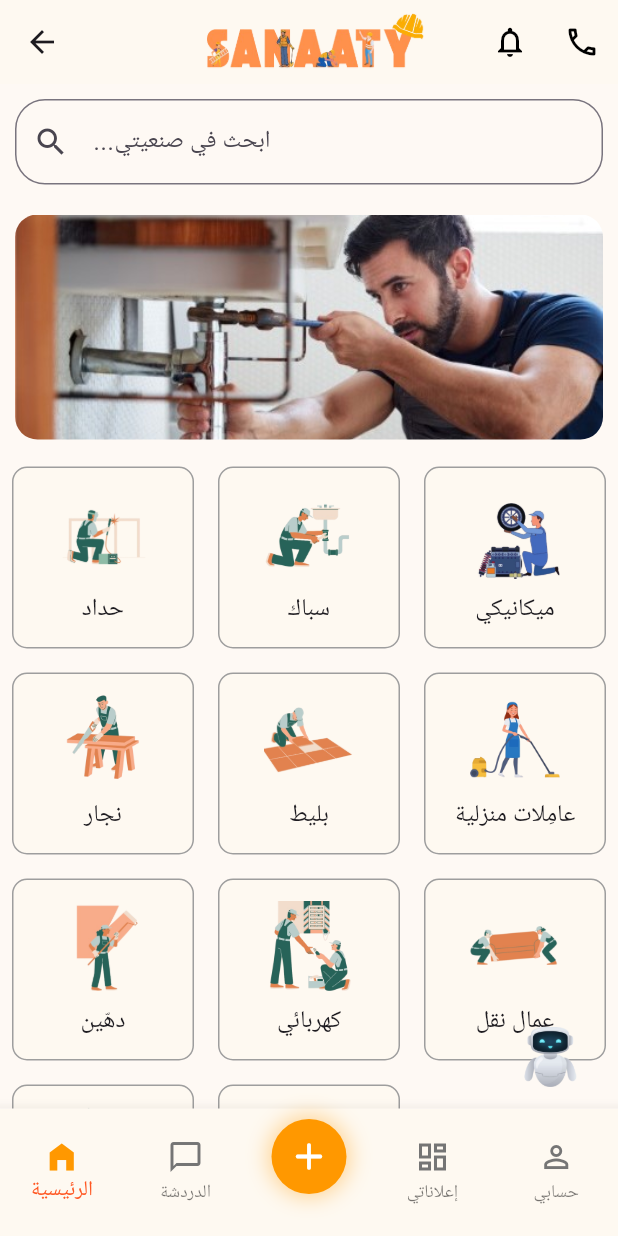
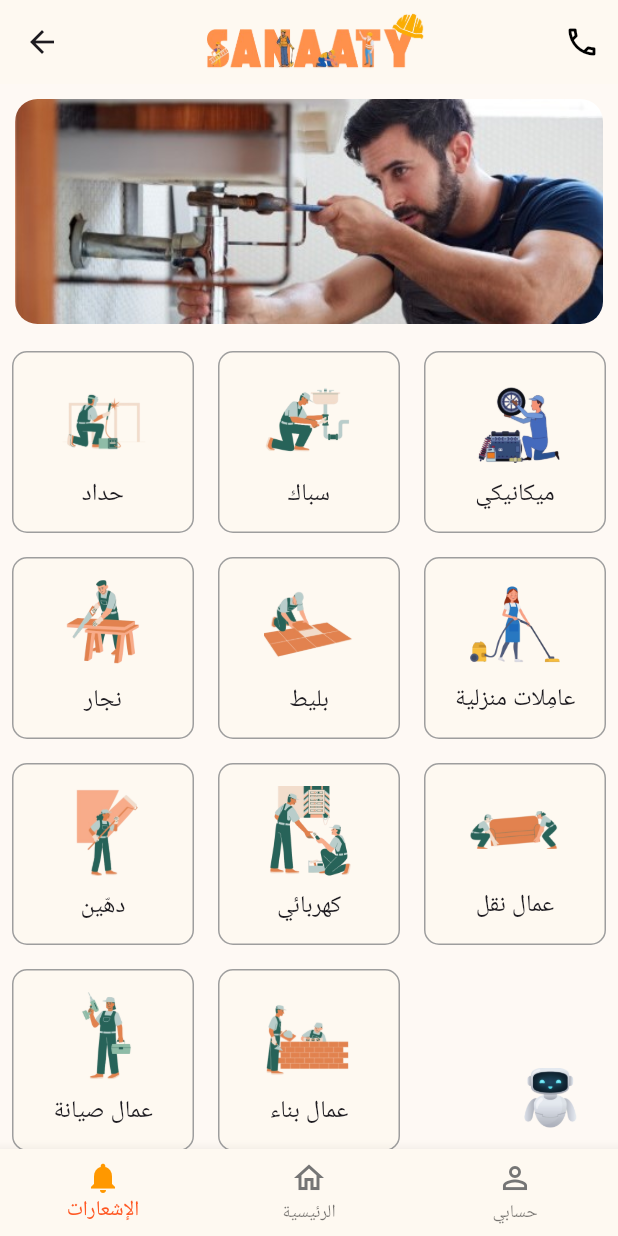
Before and after one commit to raghadyaseen/gradle_test, a Flutter app: the HomeScreen screen opened directly, on a phone screen of 412 x 824 dp. Run offline on Flutter 3.47's test engine with Material 3 defaults, Android fonts, the phone set to English and light mode, and no system bars; our stand-ins replace font_awesome_flutter.

Commit message:
my project 27/2 1:20AM

```diff
--- a/lib/main.dart
+++ b/lib/main.dart
@@ -17,3 +17,4 @@ class MyApp extends StatelessWidget {
     );
   }
 }
+//
--- a/lib/screens/forgot_password_screen.dart
+++ b/lib/screens/forgot_password_screen.dart
@@ -16,6 +16,7 @@ class _ForgotPasswordState extends State<ForgotPassword> {
         elevation: 0,
         title: const Text(
           "Forgot Password",
+          //
           style: TextStyle(
             fontSize: 20,
             fontWeight: FontWeight.bold,
--- a/lib/screens/home_screen.dart
+++ b/lib/screens/home_screen.dart
@@ -57,10 +57,6 @@ class HomeScreen extends StatelessWidget {
         centerTitle: true,
         actions: [
           IconButton(
-            icon: Icon(Icons.notifications_outlined, color: Colors.black),
-            onPressed: () {},
-          ),
-          IconButton(
             icon: Icon(Icons.call_outlined, color: Colors.black),
             onPressed: () {},
           ),
@@ -70,26 +66,13 @@ class HomeScreen extends StatelessWidget {
         color: backgroundColor,
         child: Column(
           children: [
-            // Search Bar
-            Padding(
-              padding: EdgeInsets.all(10),
-              child: TextField(
-                decoration: InputDecoration(
-                  hintText: '...ابحث في صنعيتي',
-                  prefixIcon: Icon(Icons.search),
-                  border: OutlineInputBorder(
-                    borderRadius: BorderRadius.circular(20),
-                  ),
-                ),
-              ),
-            ),
+            // Banner Section with Carousel
+            BannerCarousel(banners: banners),
             // Expanded content with scrolling
             Expanded(
               child: SingleChildScrollView(
                 child: Column(
                   children: [
-                    // Banner Section with Carousel
-                    BannerCarousel(banners: banners),
                     // Categories Section
                     GridView.builder(
                       shrinkWrap: true,
@@ -134,64 +117,15 @@ class HomeScreen extends StatelessWidget {
         unselectedItemColor: Colors.black54,
         items: [
           BottomNavigationBarItem(
+            icon:
+                Icon(Icons.notifications_outlined, color: Colors.grey.shade600),
+            activeIcon: Icon(Icons.notifications, color: Colors.orange),
+            label: 'الإشعارات',
+          ),
+          BottomNavigationBarItem(
             icon: Icon(Icons.home_outlined, color: Colors.grey.shade600),
             activeIcon: Icon(Icons.home_filled, color: Colors.orange),
             label: 'الرئيسية',
-          ),
-          BottomNavigationBarItem(
-            icon: Icon(Icons.chat_bubble_outline, color: Colors.grey.shade600),
-            activeIcon: Icon(Icons.chat_bubble, color: Color(0xFF0084FF)),
-            label: 'الدردشة',
-          ),
-          BottomNavigationBarItem(
-            icon: Container(
-              padding: const EdgeInsets.all(10),
-              decoration: BoxDecoration(
-                color: Colors.orange,
-                shape: BoxShape.circle,
-                boxShadow: [
-                  BoxShadow(
-                    color: Colors.orange.withOpacity(0.4),
-                    blurRadius: 12,
-                    spreadRadius: 2,
-                  ),
-                ],
-              ),
-              child:
-                  const Icon(Icons.add_rounded, color: Colors.white, size: 30),
-            ),
-            label: '',
-          ),
-          BottomNavigationBarItem(
-            icon: Icon(Icons.dashboard_outlined, color: Colors.grey.shade600),
-            activeIcon: Stack(
-              children: [
-                const Icon(Icons.dashboard_rounded, color: Colors.orange),
-                Positioned(
-                  top: 0,
-                  left: 0,
-                  child: Icon(Icons.square, color: Colors.blue, size: 10),
-                ),
-                Positioned(
-                  top: 0,
-                  right: 0,
-                  child:
-                      const Icon(Icons.square, color: Colors.orange, size: 10),
-                ),
-                Positioned(
-                  bottom: 0,
-                  left: 0,
-                  child:
-                      const Icon(Icons.square, color: Colors.purple, size: 10),
-                ),
-                Positioned(
-                  bottom: 0,
-                  right: 0,
-                  child: Icon(Icons.square, color: Colors.red, size: 10),
-                ),
-              ],
-            ),
-            label: 'إعلاناتي',
           ),
           BottomNavigationBarItem(
             icon: Icon(Icons.person_outline, color: Colors.grey.shade600),
@@ -228,6 +162,7 @@ class HomeScreen extends StatelessWidget {
   }
 }
 
+// باقي الكود كما هو
 class BannerCarousel extends StatefulWidget {
   final List<String> banners;
 
@@ -613,7 +548,9 @@ class _ShopCardState extends State<ShopCard> {
   }
 
   void openWhatsApp() async {
-    const url = "https://wa.me/"; // ضع هنا رقم الهاتف إن أردت مباشرة
+    const phoneNumber = "+962790615563"; // ضع هنا رقم الهاتف المطلوب
+    final url = "https://wa.me/$phoneNumber";
+
     if (await canLaunchUrl(Uri.parse(url))) {
       await launchUrl(Uri.parse(url));
     } else {
@@ -669,8 +606,7 @@ class _ShopCardState extends State<ShopCard> {
                 Text("$favoriteCount"),
                 IconButton(
                   icon: FaIcon(FontAwesomeIcons.whatsapp, color: Colors.green),
-                  onPressed:
-                      openWhatsApp, // استبدل هذا بالدالة التي ترغب بتنفيذها
+                  onPressed: openWhatsApp,
                 ),
                 IconButton(
                   icon: Icon(Icons.call),
--- a/lib/screens/login_screen.dart
+++ b/lib/screens/login_screen.dart
@@ -180,6 +180,7 @@ class _LoginPage extends State<LoginPage> {
     );
   }
 
+//
   Widget _buildDivider() {
     return Row(
       children: const [
--- a/lib/screens/onboarding_screen.dart
+++ b/lib/screens/onboarding_screen.dart
@@ -31,7 +31,7 @@ class _OnboardingScreenState extends State<OnboardingScreen> {
       "image": "assets/onboarding3.png",
     },
   ];
-
+//
   void _onPageChanged(int index) {
     setState(() {
       _currentPage = index;
--- a/lib/screens/signup_screen.dart
+++ b/lib/screens/signup_screen.dart
@@ -16,6 +16,7 @@ class _SignUpState extends State<SignUp> {
         elevation: 0,
         title: const Text(
           "",
+          //
           style: TextStyle(
             fontSize: 24,
             fontWeight: FontWeight.bold,
--- a/lib/screens/splash_screen.dart
+++ b/lib/screens/splash_screen.dart
@@ -245,6 +245,7 @@ class _SplashScreenState extends State<SplashScreen>
                           height: 125,
                         ),
                         const SizedBox(height: 12),
+                        //
                       ],
                     ),
                   ),
```
Also changed, not shown: assets/banner3.jpg.
